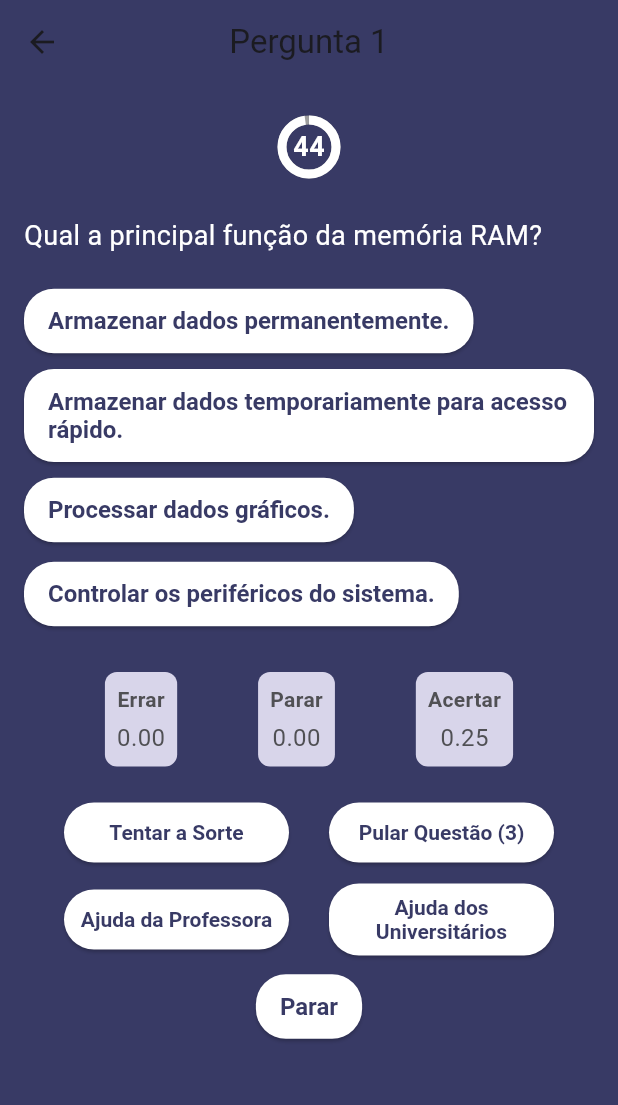
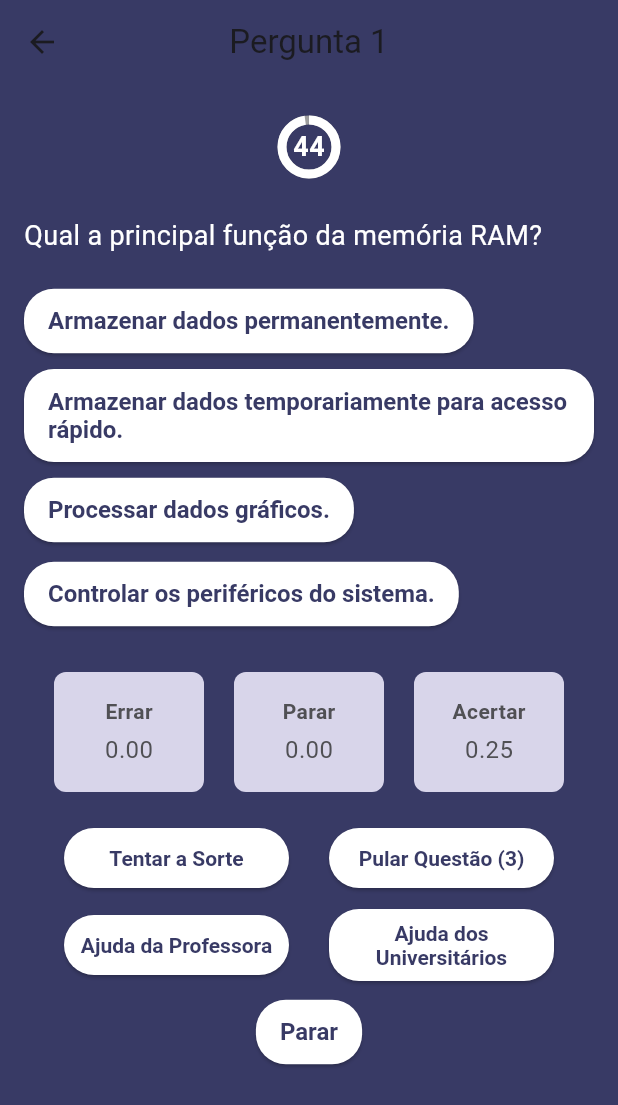
Before and after one commit to gabrielamds/AOCApp, a Flutter app: the TelaPerguntas screen opened directly, on a phone screen of 412 x 824 dp. Shown: the top 1105 px of the screen. Run offline on Flutter 3.47's test engine with Material 3 defaults, Android fonts, the phone set to English and light mode, and no system bars.

```diff
--- a/lib/main.dart
+++ b/lib/main.dart
@@ -909,13 +909,17 @@ void _mostrarTelaFinal(BuildContext context, String mensagem) {
   }
 
   Widget _buildNotaIndicator(String label, double nota) {
-    return Container(
+    return SizedBox(
+      width: 100,
+      height: 80,
+      child: Container(
         padding: const EdgeInsets.all(8.0),
         decoration: BoxDecoration(
           color: Color(0xFFD8D5EA),
           borderRadius: BorderRadius.circular(8.0),
         ),
         child: Column(
+          mainAxisAlignment: MainAxisAlignment.center,
           children: [
             Text(
               label,
@@ -933,6 +937,7 @@ void _mostrarTelaFinal(BuildContext context, String mensagem) {
               ),
             ),
           ],
+        ),
       ),
     );
   }
```
Lines whose indentation alone changed are shown as unchanged.
